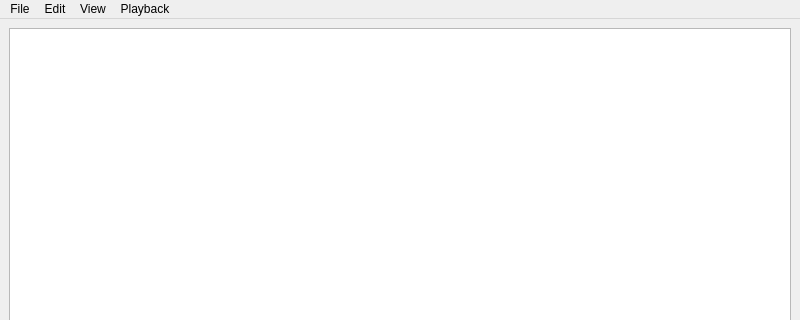
Qt form src/mainwindow.ui (lywlywly/music-player) before a commit; both pictures show x 0 to 800 and y 0 to 320 of the 800 by 600 pixel window.
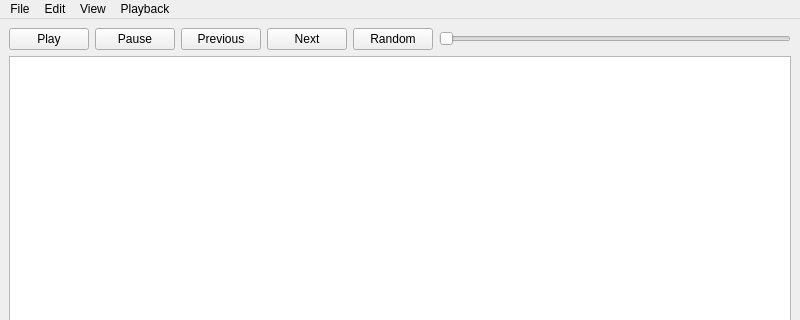
The same form after that commit.

Commit message: slider bar

What changed in the file:
```diff
--- a/src/mainwindow.ui
+++ b/src/mainwindow.ui
@@ -16,7 +16,57 @@
   <widget class="QWidget" name="centralWidget">
    <layout class="QVBoxLayout" name="verticalLayout_4">
     <item>
-     <widget class="QTableView" name="tableView"/>
+     <layout class="QVBoxLayout" name="verticalLayout_2">
+      <item>
+       <layout class="QHBoxLayout" name="horizontalLayout">
+        <item>
+         <widget class="QPushButton" name="play_button">
+          <property name="text">
+           <string>Play</string>
+          </property>
+         </widget>
+        </item>
+        <item>
+         <widget class="QPushButton" name="pause_button">
+          <property name="text">
+           <string>Pause</string>
+          </property>
+         </widget>
+        </item>
+        <item>
+         <widget class="QPushButton" name="prev_button">
+          <property name="text">
+           <string>Previous</string>
+          </property>
+         </widget>
+        </item>
+        <item>
+         <widget class="QPushButton" name="next_button">
+          <property name="text">
+           <string>Next</string>
+          </property>
+         </widget>
+        </item>
+        <item>
+         <widget class="QPushButton" name="random_button">
+          <property name="text">
+           <string>Random</string>
+          </property>
+         </widget>
+        </item>
+        <item>
+         <widget class="QSlider" name="horizontalSlider">
+          <property name="orientation">
+           <enum>Qt::Horizontal</enum>
+          </property>
+         </widget>
+        </item>
+       </layout>
+      </item>
+      <item>
+       <widget class="QTableView" name="tableView"/>
+      </item>
+     </layout>
     </item>
    </layout>
   </widget>
```
The commit also changes 2 other files.
